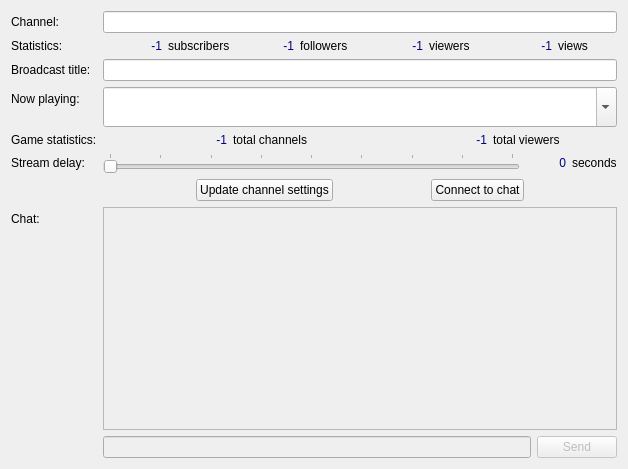
First picture: the form in src/forms/channel_info.ui, repository wakeofluna/qlivestream, before the edit.
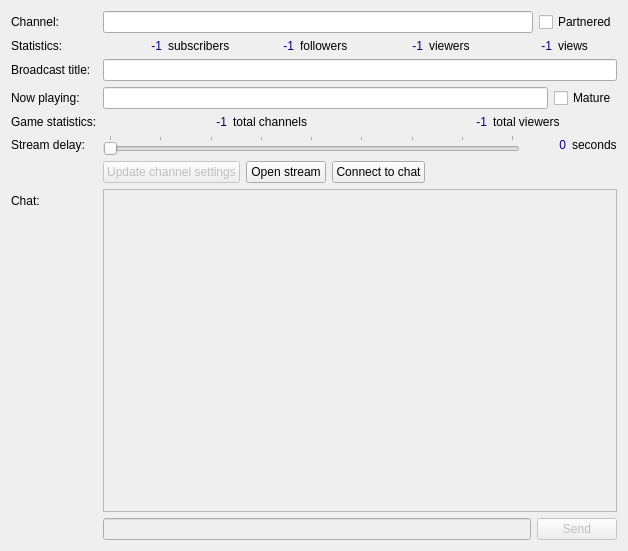
Second picture: the form after the edit.

Commit message: Ability to save channel settings

Patch:
```diff
--- a/src/forms/channel_info.ui
+++ b/src/forms/channel_info.ui
@@ -7,13 +7,13 @@
     <x>0</x>
     <y>0</y>
     <width>628</width>
-    <height>469</height>
+    <height>551</height>
    </rect>
   </property>
   <property name="windowTitle">
    <string>Channel Info</string>
   </property>
-  <layout class="QFormLayout" name="formLayout_2">
+  <layout class="QFormLayout" name="formLayout">
    <item row="0" column="0">
     <widget class="QLabel" name="lblChannel">
      <property name="text">
@@ -22,11 +22,28 @@
     </widget>
    </item>
    <item row="0" column="1">
-    <widget class="QLineEdit" name="txtChannel">
-     <property name="readOnly">
-      <bool>true</bool>
-     </property>
-    </widget>
+    <layout class="QHBoxLayout" name="horizontalLayout_5">
+     <item>
+      <widget class="QLineEdit" name="txtChannel">
+       <property name="focusPolicy">
+        <enum>Qt::ClickFocus</enum>
+       </property>
+       <property name="readOnly">
+        <bool>true</bool>
+       </property>
+      </widget>
+     </item>
+     <item>
+      <widget class="QCheckBox" name="chkPartner">
+       <property name="focusPolicy">
+        <enum>Qt::NoFocus</enum>
+       </property>
+       <property name="text">
+        <string>Partnered</string>
+       </property>
+      </widget>
+     </item>
+    </layout>
    </item>
    <item row="1" column="0">
     <widget class="QLabel" name="lblChannelStats">
@@ -126,9 +143,6 @@
      </property>
     </widget>
    </item>
-   <item row="2" column="1">
-    <widget class="QLineEdit" name="txtTitle"/>
-   </item>
    <item row="3" column="0">
     <widget class="QLabel" name="lblPlaying">
      <property name="text">
@@ -136,33 +150,14 @@
      </property>
     </widget>
    </item>
-   <item row="3" column="1">
-    <widget class="QComboBox" name="cbbPlaying">
-     <property name="minimumSize">
-      <size>
-       <width>0</width>
-       <height>40</height>
-      </size>
-     </property>
-     <property name="editable">
-      <bool>true</bool>
-     </property>
-     <property name="iconSize">
-      <size>
-       <width>32</width>
-       <height>32</height>
-      </size>
-     </property>
-    </widget>
-   </item>
-   <item row="4" column="0">
+   <item row="5" column="0">
     <widget class="QLabel" name="lblGameStats">
      <property name="text">
       <string>Game statistics:</string>
      </property>
     </widget>
    </item>
-   <item row="4" column="1">
+   <item row="5" column="1">
     <layout class="QHBoxLayout" name="horizontalLayout">
      <item>
       <widget class="QLabel" name="lblNumGameChannels">
@@ -206,14 +201,14 @@
      </item>
     </layout>
    </item>
-   <item row="5" column="0">
+   <item row="6" column="0">
     <widget class="QLabel" name="lblDelay">
      <property name="text">
       <string>Stream delay:</string>
      </property>
     </widget>
    </item>
-   <item row="5" column="1">
+   <item row="6" column="1">
     <layout class="QHBoxLayout" name="horizontalLayout_2">
      <item>
       <widget class="QSlider" name="sliDelay">
@@ -262,23 +257,13 @@
      </item>
     </layout>
    </item>
-   <item row="6" column="1">
+   <item row="7" column="1">
     <layout class="QHBoxLayout" name="horizontalLayout_3">
-     <item>
-      <spacer name="horizontalSpacer">
-       <property name="orientation">
-        <enum>Qt::Horizontal</enum>
-       </property>
-       <property name="sizeHint" stdset="0">
-        <size>
-         <width>40</width>
-         <height>20</height>
-        </size>
-       </property>
-      </spacer>
-     </item>
      <item>
       <widget class="QPushButton" name="btnUpdate">
+       <property name="enabled">
+        <bool>false</bool>
+       </property>
        <property name="sizePolicy">
         <sizepolicy hsizetype="Fixed" vsizetype="Fixed">
          <horstretch>0</horstretch>
@@ -291,17 +276,17 @@
       </widget>
      </item>
      <item>
-      <spacer name="horizontalSpacer_3">
-       <property name="orientation">
-        <enum>Qt::Horizontal</enum>
+      <widget class="QPushButton" name="btnOpenStream">
+       <property name="sizePolicy">
+        <sizepolicy hsizetype="Fixed" vsizetype="Fixed">
+         <horstretch>0</horstretch>
+         <verstretch>0</verstretch>
+        </sizepolicy>
        </property>
-       <property name="sizeHint" stdset="0">
-        <size>
-         <width>40</width>
-         <height>20</height>
-        </size>
+       <property name="text">
+        <string>Open stream</string>
        </property>
-      </spacer>
+      </widget>
      </item>
      <item>
       <widget class="QPushButton" name="btnOpenChat">
@@ -316,21 +301,15 @@
        </property>
       </widget>
      </item>
-     <item>
-      <spacer name="horizontalSpacer_2">
-       <property name="orientation">
-        <enum>Qt::Horizontal</enum>
-       </property>
-       <property name="sizeHint" stdset="0">
-        <size>
-         <width>40</width>
-         <height>20</height>
-        </size>
-       </property>
-      </spacer>
-     </item>
     </layout>
    </item>
+   <item row="8" column="0">
+    <widget class="QLabel" name="lblChat">
+     <property name="text">
+      <string>Chat:</string>
+     </property>
+    </widget>
+   </item>
    <item row="8" column="1">
     <widget class="QTextEdit" name="txtChat">
      <property name="enabled">
@@ -342,12 +321,18 @@
        <verstretch>1</verstretch>
       </sizepolicy>
      </property>
+     <property name="focusPolicy">
+      <enum>Qt::ClickFocus</enum>
+     </property>
+     <property name="readOnly">
+      <bool>true</bool>
+     </property>
     </widget>
    </item>
-   <item row="10" column="1">
+   <item row="9" column="1">
     <layout class="QHBoxLayout" name="horizontalLayout_4">
      <item>
-      <widget class="QLineEdit" name="editChat">
+      <widget class="QLineEdit" name="txtMessage">
        <property name="enabled">
         <bool>false</bool>
        </property>
@@ -358,6 +343,9 @@
        <property name="enabled">
         <bool>false</bool>
        </property>
+       <property name="focusPolicy">
+        <enum>Qt::ClickFocus</enum>
+       </property>
        <property name="text">
         <string>Send</string>
        </property>
@@ -365,12 +353,22 @@
      </item>
     </layout>
    </item>
-   <item row="8" column="0">
-    <widget class="QLabel" name="lblChat">
-     <property name="text">
-      <string>Chat:</string>
-     </property>
-    </widget>
+   <item row="3" column="1">
+    <layout class="QHBoxLayout" name="horizontalLayout_7">
+     <item>
+      <widget class="QLineEdit" name="txtPlaying"/>
+     </item>
+     <item>
+      <widget class="QCheckBox" name="chkMature">
+       <property name="text">
+        <string>Mature</string>
+       </property>
+      </widget>
+     </item>
+    </layout>
+   </item>
+   <item row="2" column="1">
+    <widget class="QLineEdit" name="txtTitle"/>
    </item>
   </layout>
  </widget>
```
Left out of the diff: 12 changed lines with no effect on the pictures. The commit also changes 28 other files.
